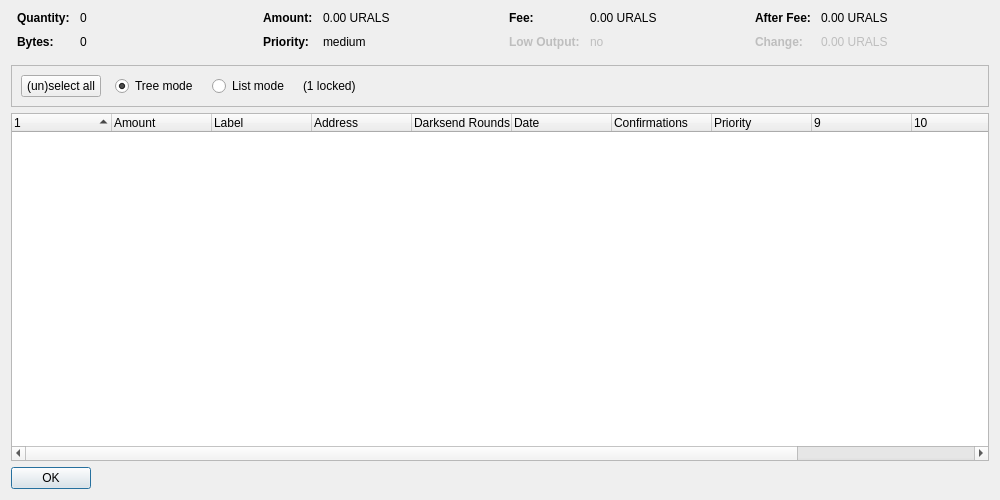
Before: the Qt Designer form src/qt/forms/coincontroldialog.ui in forkee/UralsCoin, drawn with Qt 5.
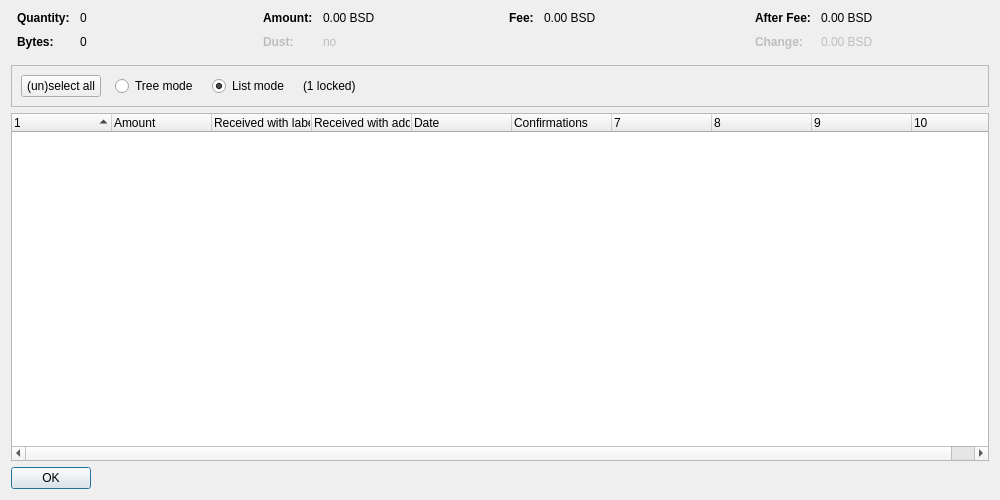
After: the same form once the commit is applied. Custom widgets are drawn as their Qt base class.

Patch:
```diff
--- a/src/qt/forms/coincontroldialog.ui
+++ b/src/qt/forms/coincontroldialog.ui
@@ -132,7 +132,7 @@
           <enum>Qt::ActionsContextMenu</enum>
          </property>
          <property name="text">
-          <string notr="true">0.00 URALS</string>
+          <string notr="true">0.00 BSD</string>
          </property>
          <property name="textInteractionFlags">
           <set>Qt::LinksAccessibleByMouse|Qt::TextSelectableByKeyboard|Qt::TextSelectableByMouse</set>
@@ -140,7 +140,10 @@
         </widget>
        </item>
        <item row="1" column="0">
-        <widget class="QLabel" name="labelCoinControlPriorityText">
+        <widget class="QLabel" name="labelCoinControlLowOutputText">
+         <property name="enabled">
+          <bool>false</bool>
+         </property>
          <property name="font">
           <font>
            <weight>75</weight>
@@ -148,12 +151,15 @@
           </font>
          </property>
          <property name="text">
-          <string>Priority:</string>
+          <string>Dust:</string>
          </property>
         </widget>
        </item>
        <item row="1" column="1">
-        <widget class="QLabel" name="labelCoinControlPriority">
+        <widget class="QLabel" name="labelCoinControlLowOutput">
+         <property name="enabled">
+          <bool>false</bool>
+         </property>
          <property name="cursor">
           <cursorShape>IBeamCursor</cursorShape>
          </property>
@@ -161,7 +167,7 @@
           <enum>Qt::ActionsContextMenu</enum>
          </property>
          <property name="text">
-          <string>medium</string>
+          <string notr="true">no</string>
          </property>
          <property name="textInteractionFlags">
           <set>Qt::LinksAccessibleByMouse|Qt::TextSelectableByKeyboard|Qt::TextSelectableByMouse</set>
@@ -206,42 +212,7 @@
           <enum>Qt::ActionsContextMenu</enum>
          </property>
          <property name="text">
-          <string notr="true">0.00 URALS</string>
-         </property>
-         <property name="textInteractionFlags">
-          <set>Qt::LinksAccessibleByMouse|Qt::TextSelectableByKeyboard|Qt::TextSelectableByMouse</set>
-         </property>
-        </widget>
-       </item>
-       <item row="1" column="0">
-        <widget class="QLabel" name="labelCoinControlLowOutputText">
-         <property name="enabled">
-          <bool>false</bool>
-         </property>
-         <property name="font">
-          <font>
-           <weight>75</weight>
-           <bold>true</bold>
-          </font>
-         </property>
-         <property name="text">
-          <string>Low Output:</string>
-         </property>
-        </widget>
-       </item>
-       <item row="1" column="1">
-        <widget class="QLabel" name="labelCoinControlLowOutput">
-         <property name="enabled">
-          <bool>false</bool>
-         </property>
-         <property name="cursor">
-          <cursorShape>IBeamCursor</cursorShape>
-         </property>
-         <property name="contextMenuPolicy">
-          <enum>Qt::ActionsContextMenu</enum>
-         </property>
-         <property name="text">
-          <string>no</string>
+          <string notr="true">0.00 BSD</string>
          </property>
          <property name="textInteractionFlags">
           <set>Qt::LinksAccessibleByMouse|Qt::TextSelectableByKeyboard|Qt::TextSelectableByMouse</set>
@@ -286,7 +257,7 @@
           <enum>Qt::ActionsContextMenu</enum>
          </property>
          <property name="text">
-          <string notr="true">0.00 URALS</string>
+          <string notr="true">0.00 BSD</string>
          </property>
          <property name="textInteractionFlags">
           <set>Qt::LinksAccessibleByMouse|Qt::TextSelectableByKeyboard|Qt::TextSelectableByMouse</set>
@@ -321,7 +292,7 @@
           <enum>Qt::ActionsContextMenu</enum>
          </property>
          <property name="text">
-          <string notr="true">0.00 URALS</string>
+          <string notr="true">0.00 BSD</string>
          </property>
          <property name="textInteractionFlags">
           <set>Qt::LinksAccessibleByMouse|Qt::TextSelectableByKeyboard|Qt::TextSelectableByMouse</set>
@@ -376,9 +347,6 @@
           <property name="text">
            <string>Tree mode</string>
           </property>
-          <property name="checked">
-           <bool>true</bool>
-          </property>
          </widget>
         </item>
         <item>
@@ -392,6 +360,9 @@
           <property name="text">
            <string>List mode</string>
           </property>
+          <property name="checked">
+           <bool>true</bool>
+          </property>
          </widget>
         </item>
         <item>
@@ -428,7 +399,7 @@
       <bool>false</bool>
      </property>
      <property name="columnCount">
-      <number>12</number>
+      <number>10</number>
      </property>
      <attribute name="headerShowSortIndicator" stdset="0">
       <bool>true</bool>
@@ -448,17 +419,12 @@
      </column>
      <column>
       <property name="text">
-       <string>Label</string>
+       <string>Received with label</string>
       </property>
      </column>
      <column>
       <property name="text">
-       <string>Address</string>
-      </property>
-     </column>
-     <column>
-      <property name="text">
-       <string>Darksend Rounds</string>
+       <string>Received with address</string>
       </property>
      </column>
      <column>
@@ -474,16 +440,6 @@
        <string>Confirmed</string>
       </property>
      </column>
-     <column>
-      <property name="text">
-       <string>Priority</string>
-      </property>
-     </column>
-     <column>
-      <property name="text">
-       <string/>
-      </property>
-     </column>
      <column>
       <property name="text">
        <string/>
```
Left out of the diff: 7 changed lines with no effect on the pictures.
